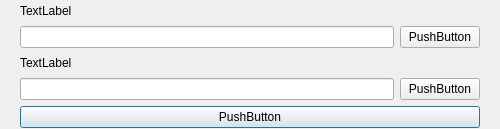
Old version of the form untitled2.ui in the repository scadl/PSX_Toolbox.
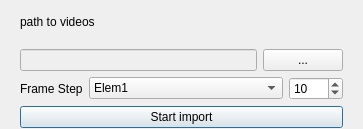
New version of the form.

Commit message: joined logic, new form

What changed in the file:
```diff
--- a/untitled2.ui
+++ b/untitled2.ui
@@ -9,7 +9,7 @@
    <rect>
     <x>0</x>
     <y>0</y>
-    <width>500</width>
+    <width>363</width>
     <height>129</height>
    </rect>
   </property>
@@ -32,55 +32,124 @@
    <property name="bottomMargin">
     <number>1</number>
    </property>
-   <item row="4" column="0">
-    <widget class="QPushButton" name="pushButton">
+   <item row="0" column="0">
+    <widget class="QLabel" name="label_1">
      <property name="text">
-      <string>PushButton</string>
+      <string notr="true">path to videos</string>
      </property>
     </widget>
    </item>
    <item row="2" column="0">
-    <widget class="QLabel" name="label">
-     <property name="text">
-      <string>TextLabel</string>
-     </property>
-    </widget>
-   </item>
-   <item row="1" column="0">
-    <layout class="QHBoxLayout" name="horizontalLayout_2">
+    <layout class="QHBoxLayout" name="horizontalLayout_3">
      <item>
-      <widget class="QLineEdit" name="lineEdit"/>
-     </item>
-     <item>
-      <widget class="QPushButton" name="pushButton_3">
+      <widget class="QLabel" name="label">
+       <property name="sizePolicy">
+        <sizepolicy hsizetype="Maximum" vsizetype="Preferred">
+         <horstretch>0</horstretch>
+         <verstretch>0</verstretch>
+        </sizepolicy>
+       </property>
        <property name="text">
-        <string>PushButton</string>
+        <string>Frame Step</string>
+       </property>
+      </widget>
+     </item>
+     <item>
+      <widget class="QComboBox" name="comboBox">
+       <property name="editable">
+        <bool>false</bool>
+       </property>
+       <property name="currentText">
+        <string notr="true">Elem1</string>
+       </property>
+       <item>
+        <property name="text">
+         <string>Elem1</string>
+        </property>
+       </item>
+       <item>
+        <property name="text">
+         <string>Elem2</string>
+        </property>
+       </item>
+      </widget>
+     </item>
+     <item>
+      <widget class="QSpinBox" name="spinBox">
+       <property name="sizePolicy">
+        <sizepolicy hsizetype="Maximum" vsizetype="Fixed">
+         <horstretch>50</horstretch>
+         <verstretch>50</verstretch>
+        </sizepolicy>
+       </property>
+       <property name="minimum">
+        <number>1</number>
+       </property>
+       <property name="maximum">
+        <number>1000</number>
+       </property>
+       <property name="value">
+        <number>10</number>
        </property>
       </widget>
      </item>
     </layout>
    </item>
    <item row="3" column="0">
-    <layout class="QHBoxLayout" name="horizontalLayout">
-     <item>
-      <widget class="QLineEdit" name="lineEdit_2"/>
-     </item>
-     <item>
-      <widget class="QPushButton" name="pushButton_2">
-       <property name="text">
-        <string>PushButton</string>
-       </property>
-      </widget>
-     </item>
-    </layout>
-   </item>
-   <item row="0" column="0">
-    <widget class="QLabel" name="label_2">
+    <widget class="QPushButton" name="pushButton">
+     <property name="sizePolicy">
+      <sizepolicy hsizetype="Expanding" vsizetype="Fixed">
+       <horstretch>0</horstretch>
+       <verstretch>0</verstretch>
+      </sizepolicy>
+     </property>
      <property name="text">
-      <string>TextLabel</string>
+      <string notr="true">Start import</string>
      </property>
     </widget>
    </item>
+   <item row="1" column="0">
+    <layout class="QHBoxLayout" name="horizontalLayout_1">
+     <property name="sizeConstraint">
+      <enum>QLayout::SetDefaultConstraint</enum>
+     </property>
+     <item>
+      <widget class="QLineEdit" name="lineEdit">
+       <property name="enabled">
+        <bool>false</bool>
+       </property>
+       <property name="sizePolicy">
+        <sizepolicy hsizetype="Expanding" vsizetype="Fixed">
+         <horstretch>0</horstretch>
+         <verstretch>0</verstretch>
+        </sizepolicy>
+       </property>
+       <property name="inputMask">
+        <string notr="true"/>
+       </property>
+       <property name="frame">
+        <bool>true</bool>
+       </property>
+       <property name="readOnly">
+        <bool>true</bool>
+       </property>
+      </widget>
+     </item>
+     <item>
+      <widget class="QPushButton" name="pushButton_10">
+       <property name="sizePolicy">
+        <sizepolicy hsizetype="Maximum" vsizetype="Fixed">
+         <horstretch>0</horstretch>
+         <verstretch>0</verstretch>
+        </sizepolicy>
+       </property>
+       <property name="text">
+        <string notr="true">...</string>
+       </property>
+      </widget>
+     </item>
+    </layout>
+   </item>
   </layout>
  </widget>
  <resources/>
```
Left out of the diff: 21 changed lines with no effect on the pictures. The commit also changes 5 other files.
